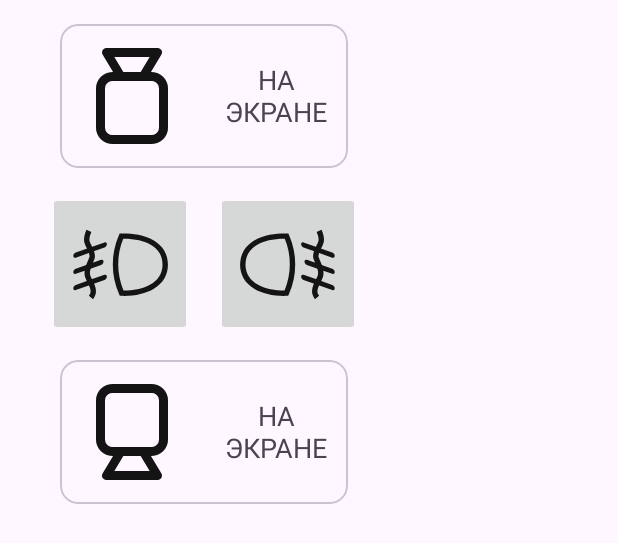
After one commit to falconArdente/Car-controller_android-application, an Android app: the layout command_set.xml on its own in the app's theme, with its tools: preview values and no code run, on a phone screen of 412 x 824 dp. The commit adds this screen. Shown: the top 543 px of the screen. Run offline under Robolectric (Android 15) with nearby library versions, the phone set to English and light mode, and no system bars.

Commit message:
add a simple layouts for shifts and buttons

```diff
--- /dev/null
+++ b/src/main/res/drawable/camera_void.xml
@@ -0,0 +1,9 @@
+<vector xmlns:android="http://schemas.android.com/apk/res/android"
+    android:width="24dp"
+    android:height="24dp"
+    android:viewportWidth="24"
+    android:viewportHeight="24">
+  <path
+      android:pathData="m15.114,9.357c-0.355,0.213 -0.47,0.674 -0.257,1.029s0.674,0.47 1.029,0.257zM19.25,7.75h0.75c0,-0.27 -0.145,-0.52 -0.38,-0.653 -0.235,-0.133 -0.524,-0.129 -0.755,0.01zM19.25,16.25 L18.864,16.893c0.232,0.139 0.52,0.143 0.755,0.009 0.235,-0.133 0.38,-0.382 0.38,-0.653zM15.886,13.357c-0.355,-0.213 -0.816,-0.098 -1.029,0.257s-0.098,0.816 0.257,1.029zM15.886,10.643 L19.636,8.393 18.864,7.107 15.114,9.357zM18.5,7.75v8.5h1.5v-8.5zM19.636,15.607 L15.886,13.357 15.114,14.643 18.864,16.893zM6.75,7.5h6.5v-1.5h-6.5zM14.5,8.75v6.5h1.5v-6.5zM13.25,16.5h-6.5v1.5h6.5zM5.5,15.25v-6.5h-1.5v6.5zM6.75,16.5c-0.69,0 -1.25,-0.56 -1.25,-1.25h-1.5c0,1.519 1.231,2.75 2.75,2.75zM14.5,15.25c0,0.69 -0.56,1.25 -1.25,1.25v1.5c1.519,0 2.75,-1.231 2.75,-2.75zM13.25,7.5c0.69,0 1.25,0.56 1.25,1.25h1.5c0,-1.519 -1.231,-2.75 -2.75,-2.75zM6.75,6c-1.519,0 -2.75,1.231 -2.75,2.75h1.5c0,-0.69 0.56,-1.25 1.25,-1.25z"
+      android:fillColor="#141414"/>
+</vector>
--- /dev/null
+++ b/src/main/res/drawable/fog_lamp.xml
@@ -0,0 +1,12 @@
+<vector xmlns:android="http://schemas.android.com/apk/res/android"
+    android:width="1024dp"
+    android:height="1024dp"
+    android:viewportWidth="1024"
+    android:viewportHeight="1024">
+  <path
+      android:pathData="M832.9,288C741.5,233.8 628.8,222.4 550.4,222.4c-8.6,0 -17.5,0.2 -26.5,0.7l-15.7,0.8 -6.4,14.4c-77.8,175.8 -77,379.9 2.3,559.9l6.3,14.3 19.2,1.2c7.1,0.4 11.4,0.7 20.7,0.7 109.6,0 210,-24.2 282.7,-68.1C920.3,693.6 966.4,614.8 966.4,518.4c0,-98.9 -46.2,-178.6 -133.5,-230.4zM550.4,763.2c-2.1,0 -3.9,0 -5.5,-0 -65.3,-158.3 -66.2,-334.9 -2.5,-489.5 2.7,-0.1 5.3,-0.1 8,-0.1 101.8,0 192.8,20.7 256.4,58.4C878.7,374.7 915.2,437.4 915.2,518.4c0,180.7 -196.5,244.8 -364.8,244.8zM92.8,451.6c90.7,-32 181.3,-63.9 272,-95.9 30.9,-10.9 30.9,-58.9 0,-48 -90.7,32 -181.3,63.9 -272,95.9 -30.9,10.9 -30.9,58.9 0,48zM92.8,605.2c80,-28.2 160,-56.4 240,-84.6 30.9,-10.9 30.9,-58.9 0,-48 -80,28.2 -160,56.4 -240,84.6 -30.9,10.9 -30.9,58.9 0,48zM92.8,758.8c90.7,-32 181.3,-63.9 272,-95.9 30.9,-10.9 30.9,-58.9 0,-48 -90.7,32 -181.3,63.9 -272,95.9 -30.9,10.9 -30.9,58.9 0,48z"
+      android:fillColor="#141414"/>
+  <path
+      android:pathData="M256.6,845.1l-39.5,-32.5c30.8,-37.5 15,-72.7 -20.9,-142.5l-4.5,-8.7c-33.3,-64.9 -6.8,-125.9 14.4,-174.9 6.1,-14.1 11.8,-27.4 16.1,-40 6.3,-18.8 -13.1,-59.3 -27.3,-88.9 -6.4,-13.3 -12.4,-25.8 -17,-37.6 -20.6,-52.1 12.9,-124.4 16.7,-132.5l46.1,22.2L217.6,198.4l23.1,11.1c-10.9,22.8 -24.6,67.8 -15.3,91.6 4,10.1 9.6,21.9 15.6,34.3 19.9,41.6 42.5,88.7 29.7,127.2 -4.9,14.8 -11.4,29.8 -17.7,44.2 -19.6,45.2 -38,87.8 -15.8,131.2l4.4,8.7c35.2,68.5 68.5,133.3 14.9,198.5z"
+      android:fillColor="#141414"/>
+</vector>
--- /dev/null
+++ b/src/main/res/layout/command_set.xml
@@ -0,0 +1,114 @@
+<?xml version="1.0" encoding="utf-8"?>
+<androidx.constraintlayout.widget.ConstraintLayout xmlns:android="http://schemas.android.com/apk/res/android"
+    xmlns:app="http://schemas.android.com/apk/res-auto"
+    android:id="@+id/command_set_container"
+    android:layout_width="wrap_content"
+    android:layout_height="match_parent">
+
+    <androidx.constraintlayout.widget.Guideline
+        android:id="@+id/start_gide"
+        android:layout_width="wrap_content"
+        android:layout_height="match_parent"
+        android:orientation="vertical"
+        app:layout_constraintGuide_begin="16dp"
+        app:layout_constraintTop_toTopOf="parent" />
+
+    <androidx.constraintlayout.widget.Guideline
+        android:id="@+id/end_guide"
+        android:layout_width="wrap_content"
+        android:layout_height="match_parent"
+        android:orientation="vertical"
+        app:layout_constraintGuide_end="16dp"
+        app:layout_constraintTop_toTopOf="parent" />
+
+    <com.google.android.material.card.MaterialCardView
+        android:layout_width="match_parent"
+        android:layout_height="match_parent"
+        android:elevation="@dimen/command_card_elevation"
+        app:layout_constraintStart_toStartOf="parent"
+        app:layout_constraintTop_toTopOf="parent" />
+
+    <com.google.android.material.card.MaterialCardView
+        android:id="@+id/front_cam_back"
+        android:layout_width="@dimen/camera_button_width"
+        android:layout_height="@dimen/button_size"
+        android:layout_marginTop="@dimen/icon_slide"
+        app:layout_constraintEnd_toStartOf="@id/end_guide"
+        app:layout_constraintStart_toStartOf="@id/start_gide"
+        app:layout_constraintTop_toTopOf="parent" />
+
+    <androidx.appcompat.widget.AppCompatImageView
+        android:id="@+id/front_cam"
+        android:layout_width="@dimen/button_size"
+        android:layout_height="@dimen/button_size"
+        android:rotation="270"
+        android:src="@drawable/camera_void"
+        app:layout_constraintStart_toStartOf="@id/front_cam_back"
+        app:layout_constraintTop_toTopOf="@id/front_cam_back" />
+
+    <androidx.appcompat.widget.AppCompatTextView
+        android:id="@+id/front_cam_text"
+        android:layout_width="@dimen/button_size"
+        android:layout_height="@dimen/button_size"
+        android:gravity="center"
+        android:text="@string/camera_on_air"
+        android:textAlignment="gravity"
+        android:textAllCaps="true"
+        android:textSize="@dimen/camera_text_size"
+        app:layout_constraintEnd_toEndOf="@id/front_cam_back"
+        app:layout_constraintTop_toTopOf="@id/front_cam_back" />
+
+    <androidx.appcompat.widget.AppCompatImageButton
+        android:id="@+id/left_fog"
+        android:layout_width="@dimen/button_size"
+        android:layout_height="@dimen/button_size"
+        android:layout_margin="@dimen/icon_slide"
+        android:layout_marginTop="@dimen/icon_row_divider"
+        android:scaleType="fitCenter"
+        android:src="@drawable/fog_lamp"
+        app:layout_constraintStart_toStartOf="@id/start_gide"
+        app:layout_constraintTop_toBottomOf="@id/front_cam" />
+
+    <androidx.appcompat.widget.AppCompatImageButton
+        android:id="@+id/right_fog"
+        android:layout_width="@dimen/button_size"
+        android:layout_height="@dimen/button_size"
+        android:layout_margin="@dimen/icon_slide"
+        android:layout_marginTop="@dimen/icon_row_divider"
+        android:rotation="180"
+        android:rotationX="180"
+        android:scaleType="fitCenter"
+        android:src="@drawable/fog_lamp"
+        app:layout_constraintEnd_toStartOf="@id/end_guide"
+        app:layout_constraintStart_toEndOf="@id/left_fog"
+        app:layout_constraintTop_toBottomOf="@id/front_cam" />
+    <com.google.android.material.card.MaterialCardView
+        android:id="@+id/back_cam_back"
+        android:layout_width="@dimen/camera_button_width"
+        android:layout_height="@dimen/button_size"
+        android:layout_marginTop="@dimen/icon_slide"
+        app:layout_constraintEnd_toStartOf="@id/end_guide"
+        app:layout_constraintStart_toStartOf="@id/start_gide"
+        app:layout_constraintTop_toBottomOf="@id/left_fog" />
+
+    <androidx.appcompat.widget.AppCompatImageView
+        android:id="@+id/back_cam"
+        android:layout_width="@dimen/button_size"
+        android:layout_height="@dimen/button_size"
+        android:rotation="90"
+        android:src="@drawable/camera_void"
+        app:layout_constraintStart_toStartOf="@id/back_cam_back"
+        app:layout_constraintTop_toTopOf="@id/back_cam_back" />
+
+    <androidx.appcompat.widget.AppCompatTextView
+        android:id="@+id/back_cam_text"
+        android:layout_width="@dimen/button_size"
+        android:layout_height="@dimen/button_size"
+        android:gravity="center"
+        android:text="@string/camera_on_air"
+        android:textAlignment="gravity"
+        android:textAllCaps="true"
+        android:textSize="@dimen/camera_text_size"
+        app:layout_constraintEnd_toEndOf="@id/back_cam_back"
+        app:layout_constraintTop_toTopOf="@id/back_cam_back" />
+</androidx.constraintlayout.widget.ConstraintLayout>
--- /dev/null
+++ b/src/main/res/values/dimens.xml
@@ -0,0 +1,11 @@
+<?xml version="1.0" encoding="utf-8"?>
+<resources>
+    <dimen name="bottom_guide_line_margin">16dp</dimen>
+    <dimen name="icon_size">48dp</dimen>
+    <dimen name="icon_slide">16dp</dimen>
+    <dimen name="icon_row_divider">4dp</dimen>
+    <dimen name="button_size">96dp</dimen>
+    <dimen name="camera_button_width">192dp</dimen>
+    <dimen name="command_card_elevation">3dp</dimen>
+    <dimen name="camera_text_size">18sp</dimen>
+</resources>
--- a/src/main/res/values/strings.xml
+++ b/src/main/res/values/strings.xml
@@ -2,4 +2,5 @@
     <string name="app_name">CarCamerasAndLightsBluetooth</string>
     <string name="coarse_permission_rationale">Для подключения к устройству необходимо разрешение на использование геолокации в фоне</string>
     <string name="coarse_permission_rationale_notifications">Для подписки на оповещения контроллера необходимо разрешение на использование геолокации в фоне</string>
+    <string name="camera_on_air">на экране</string>
 </resources>
```
Also changed, not shown: src/main/res/drawable/caution_sign.xml (added, +10 -0 lines), src/main/res/drawable/dbl_click.xml (added, +9 -0 lines), src/main/res/drawable/reverse.xml (added, +20 -0 lines), src/main/res/drawable/turn_arrow.xml (added, +9 -0 lines), src/main/res/layout/shift_status.xml (added, +74 -0 lines).
